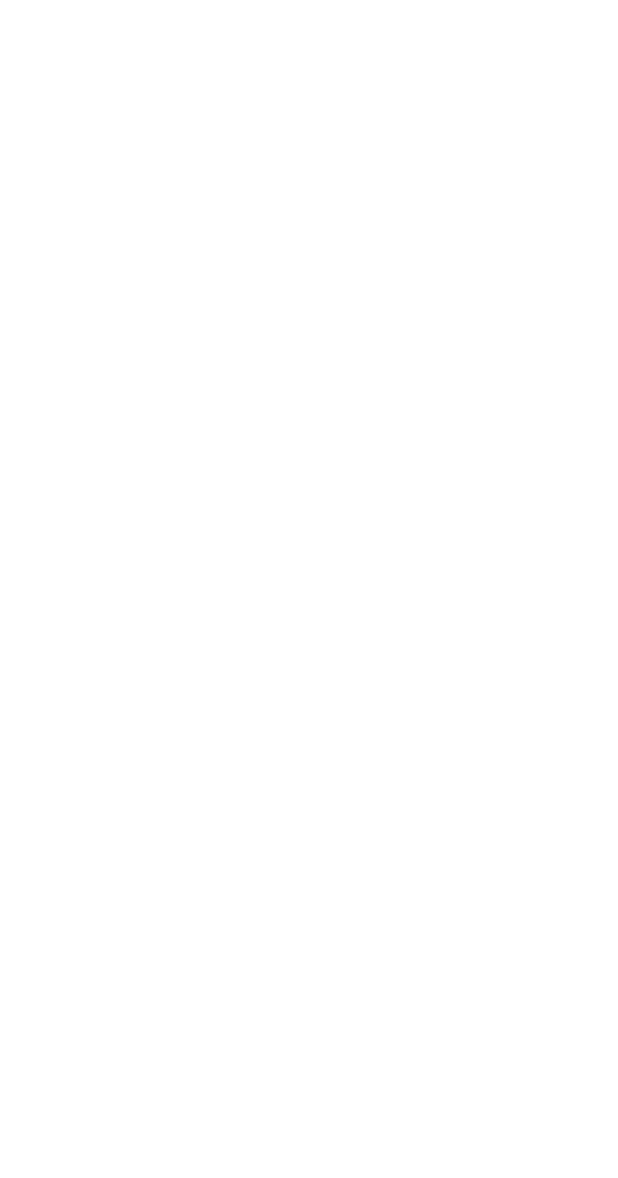
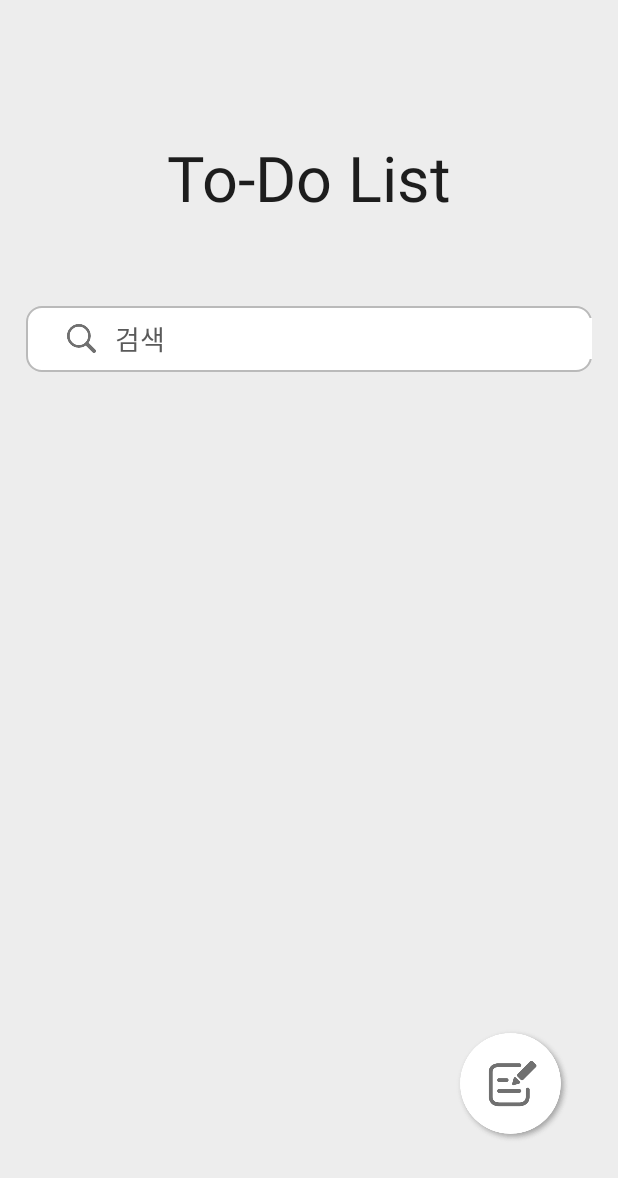
Before and after one commit to diejdkll/To-Do-List, an Android app: the MainActivity screen opened directly, with no data from a screen before it, on a phone screen of 412 x 824 dp. Before the commit the part shown is empty. Shown: the top 1178 px of the screen. Run offline under Robolectric (Android 15) with nearby library versions, the phone set to English and light mode, and no system bars.

Commit message:
to-do list main UI

```diff
--- a/app/src/main/res/layout/activity_main.xml
+++ b/app/src/main/res/layout/activity_main.xml
@@ -4,6 +4,76 @@
     xmlns:tools="http://schemas.android.com/tools"
     android:layout_width="match_parent"
     android:layout_height="match_parent"
+    android:background="@color/to_do_bright_gray"
     tools:context=".MainActivity">
 
+    <!--logo-->
+    <TextView
+        android:id="@+id/logo"
+        android:layout_width="wrap_content"
+        android:layout_height="wrap_content"
+        android:text="@string/app_name"
+        android:textColor="@color/to_do_black"
+        android:textSize="42dp"
+        android:layout_marginTop="90dp"
+        app:layout_constraintEnd_toEndOf="parent"
+        app:layout_constraintStart_toStartOf="parent"
+        app:layout_constraintTop_toTopOf="parent" />
+
+    <!--search-->
+    <androidx.appcompat.widget.LinearLayoutCompat
+        android:id="@+id/search"
+        android:layout_width="match_parent"
+        android:layout_height="wrap_content"
+        android:orientation="horizontal"
+        android:layout_marginTop="57dp"
+        android:layout_marginLeft="17dp"
+        android:layout_marginRight="17dp"
+        android:gravity="center_vertical"
+        app:layout_constraintTop_toBottomOf="@id/logo"
+        android:background="@drawable/todo_background">
+
+        <ImageView
+            android:layout_width="20dp"
+            android:layout_height="20dp"
+            android:layout_marginTop="12dp"
+            android:layout_marginBottom="12dp"
+            android:layout_marginRight="12dp"
+            android:layout_marginLeft="27dp"
+            android:src="@drawable/icon_search"/>
+
+        <EditText
+            android:id="@+id/search_edittext"
+            android:layout_width="match_parent"
+            android:layout_height="wrap_content"
+            android:background="@color/white"
+            android:hint="@string/search"
+            android:gravity="center_vertical"
+            android:textColorHint="@color/to_do_dark_gray"
+            android:textSize="18dp"/>
+
+    </androidx.appcompat.widget.LinearLayoutCompat>
+
+    <!--list-->
+    <androidx.recyclerview.widget.RecyclerView
+        android:layout_width="match_parent"
+        android:layout_height="wrap_content"
+        android:layout_marginTop="70dp"
+        android:layout_marginLeft="17dp"
+        android:layout_marginRight="17dp"
+        app:layout_constraintTop_toBottomOf="@id/search"/>
+
+    <!--write-->
+    <ImageView
+        android:id="@+id/write"
+        android:layout_width="80dp"
+        android:layout_height="80dp"
+        app:layout_constraintEnd_toEndOf="parent"
+        app:layout_constraintBottom_toBottomOf="parent"
+        android:layout_marginRight="30dp"
+        android:layout_marginBottom="60dp"
+        android:src="@drawable/icon_add"/>
+
+
+
 </androidx.constraintlayout.widget.ConstraintLayout>
```
Also changed, not shown: app/src/main/res/drawable/icon_add.png (added), app/src/main/res/drawable/icon_search.png (added).
